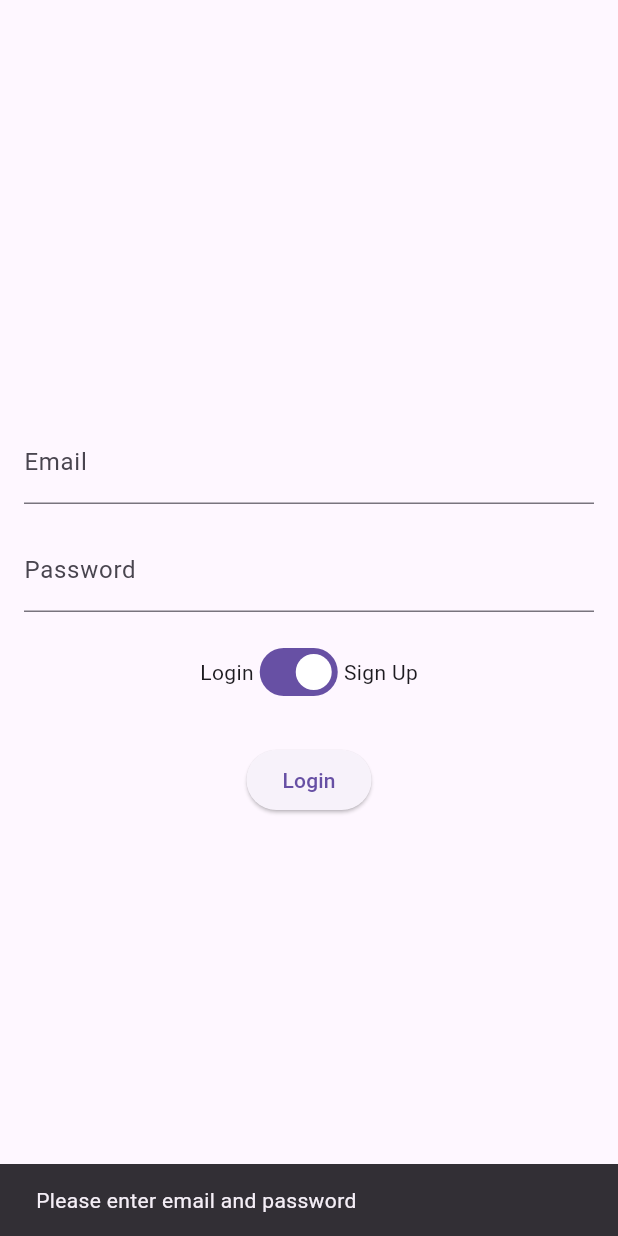
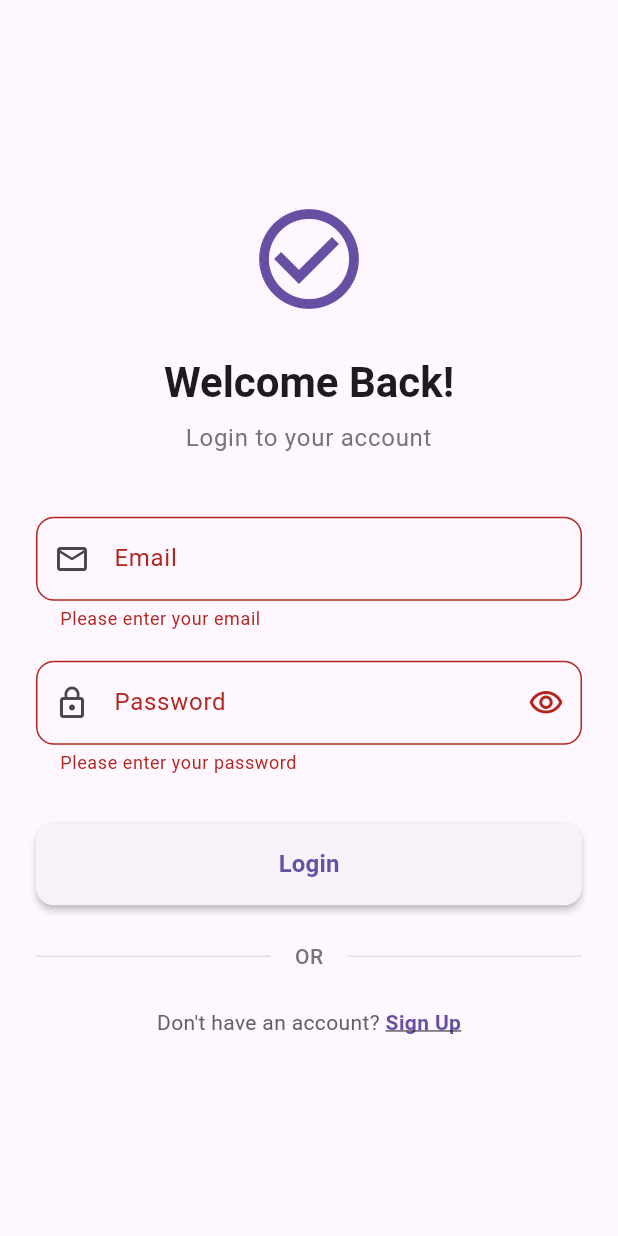
Before and after one commit to Araden14/efrei_flutter_todo, a Flutter app: the screen it shows after launch, after a tap on "Login", on a phone screen of 412 x 824 dp. Run offline on Flutter 3.47's test engine with Material 3 defaults, Android fonts, the phone set to English and light mode, and no system bars; our stand-ins replace cloud_firestore, firebase_auth, firebase_core, flutter_staggered_animations, go_router; accounts and stored records are empty; generated files the repository leaves out were written again.

Commit message:
separate page for login and signup, improve ui look

```diff
--- a/lib/main.dart
+++ b/lib/main.dart
@@ -4,7 +4,8 @@ import 'package:go_router/go_router.dart';
 import 'package:flutter_todo/pages/home.dart';
 import 'dart:developer' as developer;
 import 'package:flutter_todo/env/firebase_options.dart';
-import 'package:flutter_todo/pages/auth.dart';
+import 'package:flutter_todo/pages/login.dart';
+import 'package:flutter_todo/pages/signup.dart';
 import 'package:firebase_auth/firebase_auth.dart';
 import 'package:flutter_todo/pages/add_todo.dart';
 
@@ -46,9 +47,15 @@ final GoRouter _router = GoRouter(
       },
     ),
     GoRoute(
-      path: '/auth',
+      path: '/login',
       builder: (BuildContext context, GoRouterState state) {
-        return const AuthPage();
+        return const LoginPage();
+      },
+    ),
+    GoRoute(
+      path: '/signup',
+      builder: (BuildContext context, GoRouterState state) {
+        return const SignUpPage();
       },
     ),
     GoRoute(
@@ -83,9 +90,9 @@ class AuthGuard extends StatelessWidget {
           // User is authenticated, show the protected page
           return child;
         } else {
-          // User is not authenticated, redirect to auth
+          // User is not authenticated, redirect to login
           WidgetsBinding.instance.addPostFrameCallback((_) {
-            context.go('/auth');
+            context.go('/login');
           });
           return const Scaffold(
             body: Center(
--- /dev/null
+++ b/lib/pages/login.dart
@@ -0,0 +1,105 @@
+import 'package:flutter/material.dart';
+import 'package:go_router/go_router.dart';
+import '../widgets/login_form.dart';
+
+class LoginPage extends StatelessWidget {
+  const LoginPage({super.key});
+
+  @override
+  Widget build(BuildContext context) {
+    return Scaffold(
+      body: SafeArea(
+        child: Center(
+          child: SingleChildScrollView(
+            child: Padding(
+              padding: const EdgeInsets.all(24.0),
+              child: ConstrainedBox(
+                constraints: const BoxConstraints(maxWidth: 450),
+                child: Column(
+                  mainAxisAlignment: MainAxisAlignment.center,
+                  crossAxisAlignment: CrossAxisAlignment.stretch,
+                  children: [
+                    // App Logo or Icon
+                    Icon(
+                      Icons.check_circle_outline,
+                      size: 80,
+                      color: Theme.of(context).primaryColor,
+                    ),
+                    const SizedBox(height: 24),
+
+                    // Title
+                    Text(
+                      'Welcome Back!',
+                      style: Theme.of(context).textTheme.headlineMedium?.copyWith(
+                        fontWeight: FontWeight.bold,
+                      ),
+                      textAlign: TextAlign.center,
+                    ),
+                    const SizedBox(height: 8),
+
+                    // Subtitle
+                    Text(
+                      'Login to your account',
+                      style: Theme.of(context).textTheme.bodyLarge?.copyWith(
+                        color: Colors.grey.shade600,
+                      ),
+                      textAlign: TextAlign.center,
+                    ),
+                    const SizedBox(height: 40),
+
+                    // Login Form
+                    const LoginForm(),
+
+                    const SizedBox(height: 24),
+
+                    // Divider
+                    Row(
+                      children: [
+                        Expanded(child: Divider(color: Colors.grey.shade300)),
+                        Padding(
+                          padding: const EdgeInsets.symmetric(horizontal: 16),
+                          child: Text(
+                            'OR',
+                            style: TextStyle(
+                              color: Colors.grey.shade600,
+                              fontWeight: FontWeight.w500,
+                            ),
+                          ),
+                        ),
+                        Expanded(child: Divider(color: Colors.grey.shade300)),
+                      ],
+                    ),
+
+                    const SizedBox(height: 24),
+
+                    // Sign Up Link
+                    Row(
+                      mainAxisAlignment: MainAxisAlignment.center,
+                      children: [
+                        Text(
+                          "Don't have an account? ",
+                          style: TextStyle(color: Colors.grey.shade700),
+                        ),
+                        GestureDetector(
+                          onTap: () => context.go('/signup'),
+                          child: Text(
+                            'Sign Up',
+                            style: TextStyle(
+                              color: Theme.of(context).primaryColor,
+                              fontWeight: FontWeight.bold,
+                              decoration: TextDecoration.underline,
+                            ),
+                          ),
+                        ),
+                      ],
+                    ),
+                  ],
+                ),
+              ),
+            ),
+          ),
+        ),
+      ),
+    );
+  }
+}
--- /dev/null
+++ b/lib/widgets/login_form.dart
@@ -0,0 +1,171 @@
+import 'package:flutter/material.dart';
+import 'package:go_router/go_router.dart';
+import '../services/auth_service.dart';
+
+class LoginForm extends StatefulWidget {
+  const LoginForm({super.key});
+
+  @override
+  State<LoginForm> createState() => _LoginFormState();
+}
+
+class _LoginFormState extends State<LoginForm> {
+  final _formKey = GlobalKey<FormState>();
+  final _emailController = TextEditingController();
+  final _passwordController = TextEditingController();
+  final AuthService _authService = AuthService();
+  bool _isLoading = false;
+  bool _obscurePassword = true;
+
+  Future<void> _handleLogin() async {
+    if (_formKey.currentState!.validate()) {
+      setState(() => _isLoading = true);
+      try {
+        final user = await _authService.signIn(
+          _emailController.text.trim(),
+          _passwordController.text,
+        );
+
+        if (user != null) {
+          if (mounted) {
+            context.go('/');
+          }
+        } else {
+          _showError('Login failed. Please check your credentials.');
+        }
+      } catch (e) {
+        _showError('An error occurred: $e');
+      } finally {
+        if (mounted) {
+          setState(() => _isLoading = false);
+        }
+      }
+    }
+  }
+
+  void _showError(String message) {
+    if (mounted) {
+      ScaffoldMessenger.of(context).showSnackBar(
+        SnackBar(
+          content: Text(message),
+          backgroundColor: Colors.red.shade700,
+        ),
+      );
+    }
+  }
+
+  String? _validateEmail(String? value) {
+    if (value == null || value.isEmpty) {
+      return 'Please enter your email';
+    }
+    if (!RegExp(r'^[\w-\.]+@([\w-]+\.)+[\w-]{2,4}$').hasMatch(value)) {
+      return 'Please enter a valid email';
+    }
+    return null;
+  }
+
+  String? _validatePassword(String? value) {
+    if (value == null || value.isEmpty) {
+      return 'Please enter your password';
+    }
+    if (value.length < 6) {
+      return 'Password must be at least 6 characters';
+    }
+    return null;
+  }
+
+  @override
+  Widget build(BuildContext context) {
+    return Form(
+      key: _formKey,
+      child: Column(
+        crossAxisAlignment: CrossAxisAlignment.stretch,
+        children: [
+          TextFormField(
+            controller: _emailController,
+            keyboardType: TextInputType.emailAddress,
+            decoration: InputDecoration(
+              labelText: 'Email',
+              hintText: 'Enter your email',
+              prefixIcon: const Icon(Icons.email_outlined),
+              border: OutlineInputBorder(
+                borderRadius: BorderRadius.circular(12),
+              ),
+              enabledBorder: OutlineInputBorder(
+                borderRadius: BorderRadius.circular(12),
+                borderSide: BorderSide(color: Colors.grey.shade300),
+              ),
+              focusedBorder: OutlineInputBorder(
+                borderRadius: BorderRadius.circular(12),
+                borderSide: BorderSide(color: Theme.of(context).primaryColor, width: 2),
+              ),
+            ),
+            enabled: !_isLoading,
+            validator: _validateEmail,
+          ),
+          const SizedBox(height: 20),
+          TextFormField(
+            controller: _passwordController,
+            obscureText: _obscurePassword,
+            decoration: InputDecoration(
+              labelText: 'Password',
+              hintText: 'Enter your password',
+              prefixIcon: const Icon(Icons.lock_outline),
+              suffixIcon: IconButton(
+                icon: Icon(
+                  _obscurePassword ? Icons.visibility_outlined : Icons.visibility_off_outlined,
+                ),
+                onPressed: () => setState(() => _obscurePassword = !_obscurePassword),
+              ),
+              border: OutlineInputBorder(
+                borderRadius: BorderRadius.circular(12),
+              ),
+              enabledBorder: OutlineInputBorder(
+                borderRadius: BorderRadius.circular(12),
+                borderSide: BorderSide(color: Colors.grey.shade300),
+              ),
+              focusedBorder: OutlineInputBorder(
+                borderRadius: BorderRadius.circular(12),
+                borderSide: BorderSide(color: Theme.of(context).primaryColor, width: 2),
+              ),
+            ),
+            enabled: !_isLoading,
+            validator: _validatePassword,
+            onFieldSubmitted: (_) => _handleLogin(),
+          ),
+          const SizedBox(height: 32),
+          ElevatedButton(
+            onPressed: _isLoading ? null : _handleLogin,
+            style: ElevatedButton.styleFrom(
+              padding: const EdgeInsets.symmetric(vertical: 16),
+              shape: RoundedRectangleBorder(
+                borderRadius: BorderRadius.circular(12),
+              ),
+              elevation: 2,
+            ),
+            child: _isLoading
+                ? const SizedBox(
+                    height: 20,
+                    width: 20,
+                    child: CircularProgressIndicator(
+                      strokeWidth: 2,
+                      valueColor: AlwaysStoppedAnimation<Color>(Colors.white),
+                    ),
+                  )
+                : const Text(
+                    'Login',
+                    style: TextStyle(fontSize: 16, fontWeight: FontWeight.bold),
+                  ),
+          ),
+        ],
+      ),
+    );
+  }
+
+  @override
+  void dispose() {
+    _emailController.dispose();
+    _passwordController.dispose();
+    super.dispose();
+  }
+}
```
Also changed, not shown: lib/pages/signup.dart (added, +105 -0 lines), lib/widgets/signup_form.dart (added, +213 -0 lines).
